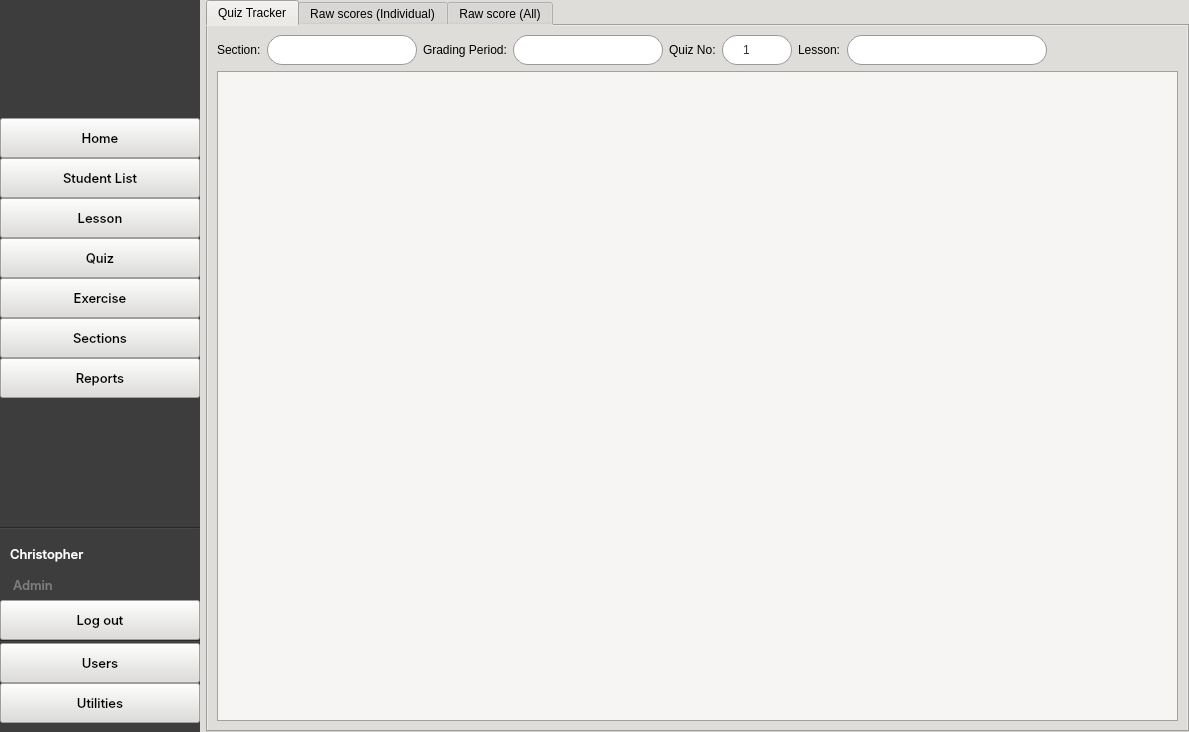
This is CAI_PyQt/CAI_Admin/UI/FormHome.ui in CPG19040/CPG19040 as Qt 5 draws it before an edit. The edited form follows.
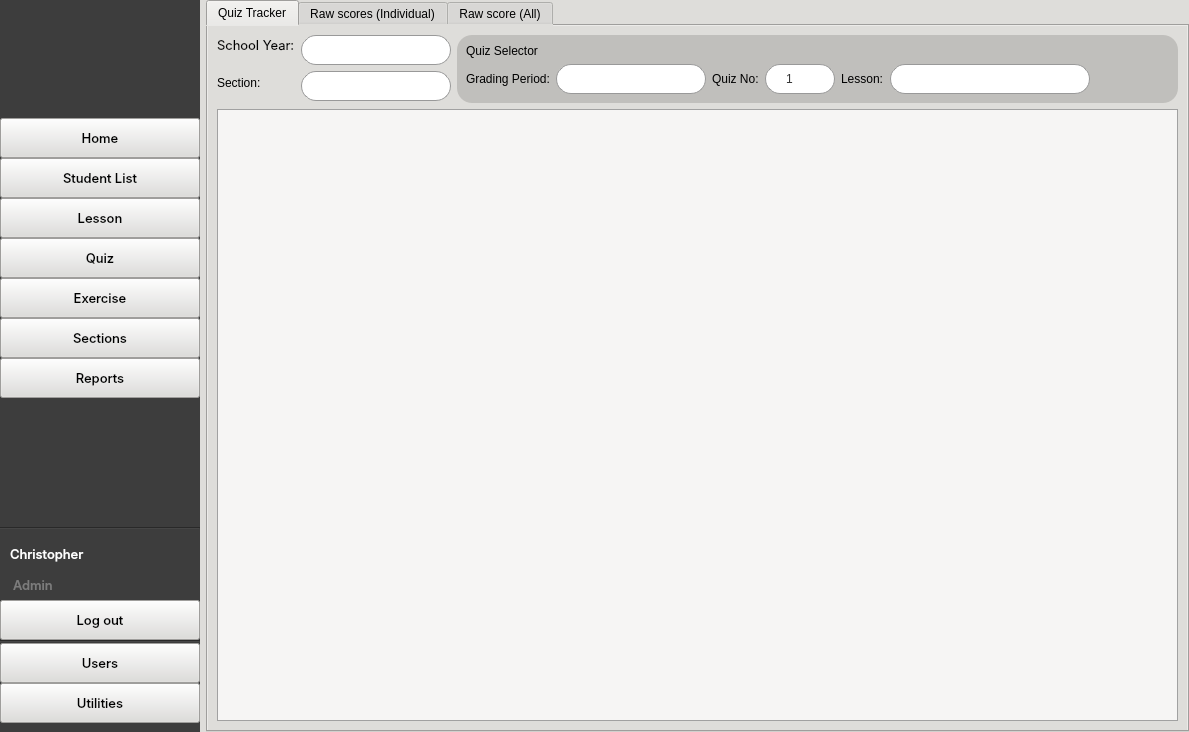
This is the edited form. The open tabs and pages were chosen to show the change. Icons and pictures are not drawn.

```diff
--- a/CAI_PyQt/CAI_Admin/UI/FormHome.ui
+++ b/CAI_PyQt/CAI_Admin/UI/FormHome.ui
@@ -6243,6 +6243,177 @@
            </attribute>
            <layout class="QVBoxLayout" name="verticalLayout_7">
             <item>
+             <widget class="QWidget" name="widget_22" native="true">
+              <property name="minimumSize">
+               <size>
+                <width>0</width>
+                <height>10</height>
+               </size>
+              </property>
+              <layout class="QHBoxLayout" name="horizontalLayout_36">
+               <property name="leftMargin">
+                <number>0</number>
+               </property>
+               <property name="topMargin">
+                <number>0</number>
+               </property>
+               <property name="rightMargin">
+                <number>0</number>
+               </property>
+               <property name="bottomMargin">
+                <number>0</number>
+               </property>
+               <item>
+                <widget class="QWidget" name="widget_20" native="true">
+                 <property name="minimumSize">
+                  <size>
+                   <width>0</width>
+                   <height>0</height>
+                  </size>
+                 </property>
+                 <layout class="QFormLayout" name="formLayout_3">
+                  <property name="leftMargin">
+                   <number>0</number>
+                  </property>
+                  <property name="topMargin">
+                   <number>0</number>
+                  </property>
+                  <property name="rightMargin">
+                   <number>0</number>
+                  </property>
+                  <property name="bottomMargin">
+                   <number>0</number>
+                  </property>
+                  <item row="0" column="0">
+                   <widget class="QLabel" name="label_48">
+                    <property name="maximumSize">
+                     <size>
+                      <width>100</width>
+                      <height>20</height>
+                     </size>
+                    </property>
+                    <property name="font">
+                     <font>
+                      <family>Inter</family>
+                      <pointsize>10</pointsize>
+                      <weight>50</weight>
+                      <italic>false</italic>
+                      <bold>false</bold>
+                     </font>
+                    </property>
+                    <property name="styleSheet">
+                     <string notr="true"/>
+                    </property>
+                    <property name="text">
+                     <string>School Year:</string>
+                    </property>
+                   </widget>
+                  </item>
+                  <item row="0" column="1">
+                   <widget class="QComboBox" name="cmb_school_year_2">
+                    <property name="minimumSize">
+                     <size>
+                      <width>120</width>
+                      <height>30</height>
+                     </size>
+                    </property>
+                    <property name="maximumSize">
+                     <size>
+                      <width>16777215</width>
+                      <height>30</height>
+                     </size>
+                    </property>
+                    <property name="styleSheet">
+                     <string notr="true"/>
+                    </property>
+                    <property name="placeholderText">
+                     <string/>
+                    </property>
+                    <property name="class" stdset="0">
+                     <string>combobox-main</string>
+                    </property>
+                   </widget>
+                  </item>
+                  <item row="1" column="0">
+                   <widget class="QLabel" name="label_18">
+                    <property name="maximumSize">
+                     <size>
+                      <width>16777215</width>
+                      <height>30</height>
+                     </size>
+                    </property>
+                    <property name="text">
+                     <string>Section:</string>
+                    </property>
+                   </widget>
+                  </item>
+                  <item row="1" column="1">
+                   <widget class="QComboBox" name="comboBox_ReportsSection">
+                    <property name="minimumSize">
+                     <size>
+                      <width>150</width>
+                      <height>30</height>
+                     </size>
+                    </property>
+                    <property name="maximumSize">
+                     <size>
+                      <width>16777215</width>
+                      <height>30</height>
+                     </size>
+                    </property>
+                    <property name="styleSheet">
+                     <string notr="true"/>
+                    </property>
+                    <property name="sizeAdjustPolicy">
+                     <enum>QComboBox::AdjustToContents</enum>
+                    </property>
+                    <property name="class" stdset="0">
+                     <string>combobox-main</string>
+                    </property>
+                   </widget>
+                  </item>
+                 </layout>
+                </widget>
+               </item>
+               <item>
+                <widget class="QWidget" name="widget_23" native="true">
+                 <property name="minimumSize">
+                  <size>
+                   <width>0</width>
+                   <height>50</height>
+                  </size>
+                 </property>
+                 <property name="styleSheet">
+                  <string notr="true">#widget_23 {
+	background-color: rgb(192, 191, 188);
+	border-radius: 15px;
+	background: qlineargradient(x1:0, y1:0, x2:0, y2:1, 
+                                stop:0 #ffffff, 
+                                stop:1 #c6e9ff);
+}
+
+#widget_ReportsFilter {
+	background-color: transparent;
+}</string>
+                 </property>
+                 <layout class="QVBoxLayout" name="verticalLayout_30">
+                  <item>
+                   <widget class="QLabel" name="label_50">
+                    <property name="maximumSize">
+                     <size>
+                      <width>16777215</width>
+                      <height>30</height>
+                     </size>
+                    </property>
+                    <property name="styleSheet">
+                     <string notr="true">font: 11pt &quot;Inter SemiBold&quot;;</string>
+                    </property>
+                    <property name="text">
+                     <string>Quiz Selector</string>
+                    </property>
+                   </widget>
+                  </item>
+                  <item>
              <widget class="QWidget" name="widget_ReportsFilter" native="true">
               <property name="layoutDirection">
                <enum>Qt::LeftToRight</enum>
@@ -6260,44 +6431,6 @@
                <property name="bottomMargin">
                 <number>0</number>
                </property>
-               <item>
-                <widget class="QLabel" name="label_18">
-                 <property name="maximumSize">
-                  <size>
-                   <width>16777215</width>
-                   <height>30</height>
-                  </size>
-                 </property>
-                 <property name="text">
-                  <string>Section:</string>
-                 </property>
-                </widget>
-               </item>
-               <item>
-                <widget class="QComboBox" name="comboBox_ReportsSection">
-                 <property name="minimumSize">
-                  <size>
-                   <width>150</width>
-                   <height>30</height>
-                  </size>
-                 </property>
-                 <property name="maximumSize">
-                  <size>
-                   <width>16777215</width>
-                   <height>30</height>
-                  </size>
-                 </property>
-                 <property name="styleSheet">
-                  <string notr="true"/>
-                 </property>
-                 <property name="sizeAdjustPolicy">
-                  <enum>QComboBox::AdjustToContents</enum>
-                 </property>
-                 <property name="class" stdset="0">
-                  <string>combobox-main</string>
-                 </property>
-                </widget>
-               </item>
                <item>
                 <widget class="QLabel" name="label_45">
                  <property name="maximumSize">
@@ -6434,6 +6567,12 @@
               </layout>
              </widget>
             </item>
+                 </layout>
+                </widget>
+               </item>
+              </layout>
+             </widget>
+            </item>
             <item>
              <widget class="QTableView" name="table_quizcompletionstat">
               <property name="styleSheet">
```
Left out of the diff: 60 changed lines with no effect on the pictures. Lines whose indentation alone changed are shown as unchanged.
